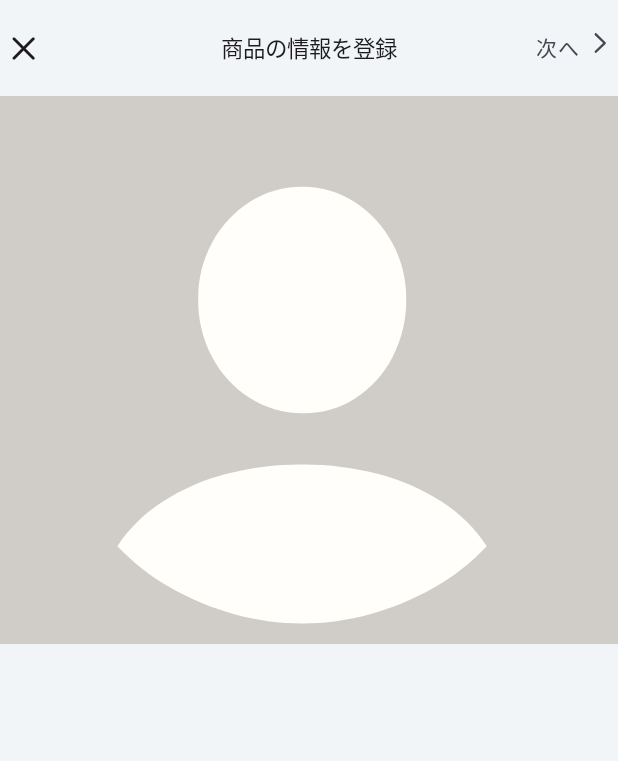
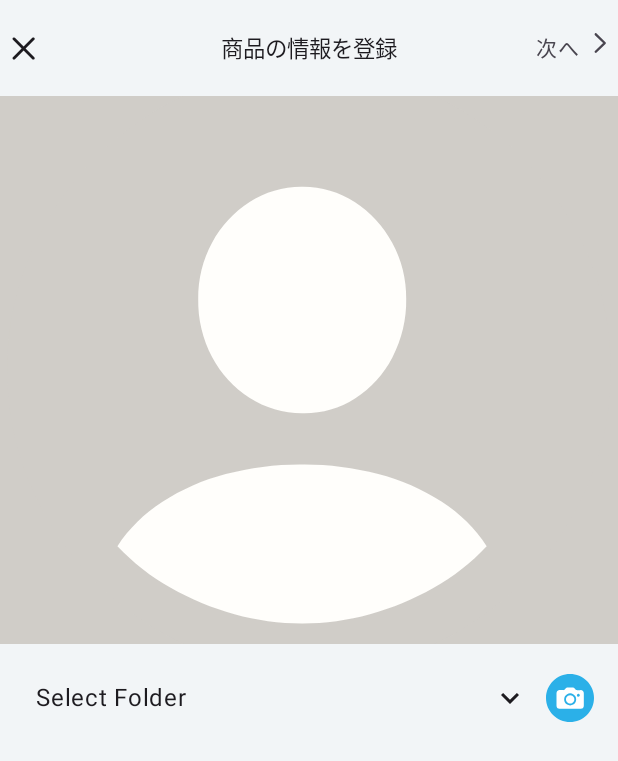
Before and after one commit to AISWARYAJAYADAS/MY-APP, an Android app built with Jetpack Compose: the composable GalleryPickerScreen shown on its own in the app's theme, on a phone screen of 412 x 824 dp. Shown: the top 761 px of the screen. Run offline under Robolectric (Android 15) with nearby library versions, the phone set to English and light mode, and no system bars; our stand-ins replace Dagger/Hilt's generated code; pictures from the network do not load; 2 statements that could not run were skipped.

Commit message:
Done Fetching Gallery Folder inside Gallery Picker screen

```diff
--- a/app/src/main/java/com/example/myapplication/gallery/GalleryDataClass.kt
+++ b/app/src/main/java/com/example/myapplication/gallery/GalleryDataClass.kt
@@ -16,7 +16,7 @@ data class Gallery(
  **/
 //data class GalleryFolder(val name: String, val path: String, val imageCount: Int)
 data class GalleryFolder(
-    val name: String,
+    var name: String,
     val folderPath: String,
     var firstPicPath: String,
     var isSelected: Boolean
--- a/app/src/main/java/com/example/myapplication/gallery/GalleryPickerScreen.kt
+++ b/app/src/main/java/com/example/myapplication/gallery/GalleryPickerScreen.kt
@@ -10,16 +10,25 @@ import android.util.Log
 import androidx.activity.compose.rememberLauncherForActivityResult
 import androidx.activity.result.contract.ActivityResultContracts
 import androidx.annotation.RequiresApi
+import androidx.compose.foundation.Image
 import androidx.compose.foundation.background
+import androidx.compose.foundation.border
+import androidx.compose.foundation.clickable
 import androidx.compose.foundation.layout.*
 import androidx.compose.foundation.lazy.LazyColumn
 import androidx.compose.foundation.lazy.items
 import androidx.compose.material3.Button
+import androidx.compose.material3.DropdownMenu
+import androidx.compose.material3.DropdownMenuItem
 import androidx.compose.material3.ExperimentalMaterial3Api
+import androidx.compose.material3.ExposedDropdownMenuBox
+import androidx.compose.material3.ExposedDropdownMenuDefaults
 import androidx.compose.material3.Icon
+import androidx.compose.material3.OutlinedTextField
 import androidx.compose.material3.Scaffold
 import androidx.compose.material3.Text
 import androidx.compose.runtime.*
+import androidx.compose.ui.Alignment
 import androidx.compose.ui.Modifier
 import androidx.compose.ui.graphics.Color
 import androidx.compose.ui.layout.ContentScale
@@ -34,6 +43,7 @@ import coil.compose.AsyncImage
 import coil.request.ImageRequest
 import com.example.myapplication.R
 import com.example.myapplication.components.CustomAppBar
+import kotlinx.coroutines.launch
 
 @OptIn(ExperimentalMaterial3Api::class)
 @Composable
@@ -75,13 +85,19 @@ fun GalleryPickerScreen(navHostController: NavHostController) {
             CustomAppBar(
                 title = R.string.create_listing_title_gallery,
                 navigationIcon = {
-                    Icon(painter = painterResource(id = R.drawable.ic_close), contentDescription = null)
+                    Icon(
+                        painter = painterResource(id = R.drawable.ic_close),
+                        contentDescription = null
+                    )
                 },
                 actions = {
                     Row {
                         Text(text = stringResource(id = R.string.next), fontSize = 14.sp)
                         Spacer(modifier = Modifier.width(4.dp))
-                        Icon(painter = painterResource(id = R.drawable.ic_next), contentDescription = null)
+                        Icon(
+                            painter = painterResource(id = R.drawable.ic_next),
+                            contentDescription = null
+                        )
                     }
                 }
             )
@@ -107,7 +123,27 @@ fun GalleryPickerScreen(navHostController: NavHostController) {
             )
 
             if (hasPermissions) {
-                GalleryFolderList(galleryFolders = galleryPickerViewModel.galleryFolders.value)
+                //  GalleryFolderList(galleryFolders = galleryPickerViewModel.galleryFolders.value)
+                //GalleryFolderDropdown(galleryFolders = galleryPickerViewModel.galleryFolders.value)
+                Row(
+                    modifier = Modifier
+                        .fillMaxWidth().padding(16.dp),
+                    verticalAlignment = Alignment.CenterVertically,
+                    horizontalArrangement = Arrangement.SpaceBetween
+                ) {
+                    GalleryFolderDropdown(
+                        galleryFolders = galleryPickerViewModel.galleryFolders.value,
+                        modifier = Modifier.weight(1f)
+                    )
+                    Spacer(modifier = Modifier.width(4.dp))
+                    Image(
+                        painter = painterResource(id = R.drawable.ic_camera_gallery),
+                        contentDescription = "Camera",
+                        modifier = Modifier
+                            .size(32.dp)
+                            .clickable { /* Handle camera icon click */ }
+                    )
+                }
             } else {
                 if (showPermissionDeniedMessage) {
                     PermissionDeniedMessage(context)
@@ -118,6 +154,7 @@ fun GalleryPickerScreen(navHostController: NavHostController) {
         }
     }
 }
+
 
 @Composable
 fun PermissionDeniedMessage(context: Context) {
@@ -139,6 +176,7 @@ fun PermissionDeniedMessage(context: Context) {
     }
 }
 
+@OptIn(ExperimentalMaterial3Api::class)
 @Composable
 fun GalleryFolderList(galleryFolders: List<GalleryFolder>) {
     LazyColumn(
@@ -163,3 +201,47 @@ fun GalleryFolderList(galleryFolders: List<GalleryFolder>) {
         }
     }
 }
+
+@OptIn(ExperimentalMaterial3Api::class)
+@Composable
+fun GalleryFolderDropdown(galleryFolders: List<GalleryFolder>, modifier: Modifier = Modifier) {
+    var expanded by remember { mutableStateOf(false) }
+    var selectedFolder by remember { mutableStateOf<GalleryFolder?>(null) }
+    val labelText = selectedFolder?.name ?: galleryFolders.firstOrNull()?.name ?: "Select Folder"
+
+    Box(
+        modifier = modifier
+            .clickable { expanded = !expanded }
+            .padding(8.dp) // Padding to make it easier to click
+    ) {
+        Row(
+            verticalAlignment = Alignment.CenterVertically,
+            horizontalArrangement = Arrangement.SpaceBetween,
+            modifier = Modifier.fillMaxWidth()
+        ) {
+            Text(text = labelText)
+            (if (expanded) null else R.drawable.ic_arrow_down)?.let { painterResource(id = it) }?.let {
+                Icon(
+                    painter = it,
+                    contentDescription = null
+                )
+            }
+        }
+
+        DropdownMenu(
+            expanded = expanded,
+            onDismissRequest = { expanded = false },
+            modifier = Modifier.fillMaxWidth()
+        ) {
+            galleryFolders.forEach { folder ->
+                DropdownMenuItem(
+                    text = { Text(folder.name) },
+                    onClick = {
+                        selectedFolder = folder
+                        expanded = false
+                    }
+                )
+            }
+        }
+    }
+}
--- a/app/src/main/java/com/example/myapplication/gallery/GalleryPickerViewModel.kt
+++ b/app/src/main/java/com/example/myapplication/gallery/GalleryPickerViewModel.kt
@@ -20,7 +20,7 @@ import javax.inject.Inject
 
 @HiltViewModel
 class GalleryPickerViewModel @Inject constructor(
-    private val cr: ContentResolver?,
+    private val cr: ContentResolver?
 ) : ViewModel() {
 
     var galleryClickedItem = MutableLiveData<String>()
@@ -34,9 +34,13 @@ class GalleryPickerViewModel @Inject constructor(
 
     fun getGalleryFolders() {
         coroutineScope.launch {
+            Log.d("GalleryPickerViewModel", "Fetching media folders...")
             val mediaFolderList = getMediaFolders()
             galleryFolderList.postValue(mediaFolderList)
             galleryFolders.value = mediaFolderList
+            Log.d("GalleryPickerViewModel", "Media folders fetched: $mediaFolderList")
+            Log.d("GalleryPickerViewModel", "Current Media Folder: ${mediaFolderList[0]}")
+
             if (mediaFolderList.isEmpty()) {
                 currentMediaFolder.postValue("")
             }
--- /dev/null
+++ b/app/src/main/res/drawable/ic_arrow_down.xml
@@ -0,0 +1,11 @@
+<vector xmlns:android="http://schemas.android.com/apk/res/android"
+    android:width="24dp"
+    android:height="24dp"
+    android:alpha="0.9"
+    android:tint="#2B363B"
+    android:viewportWidth="24"
+    android:viewportHeight="24">
+    <path
+        android:fillColor="@android:color/white"
+        android:pathData="M7.41,8.59L12,13.17l4.59,-4.58L18,10l-6,6 -6,-6 1.41,-1.41z" />
+</vector>
```
